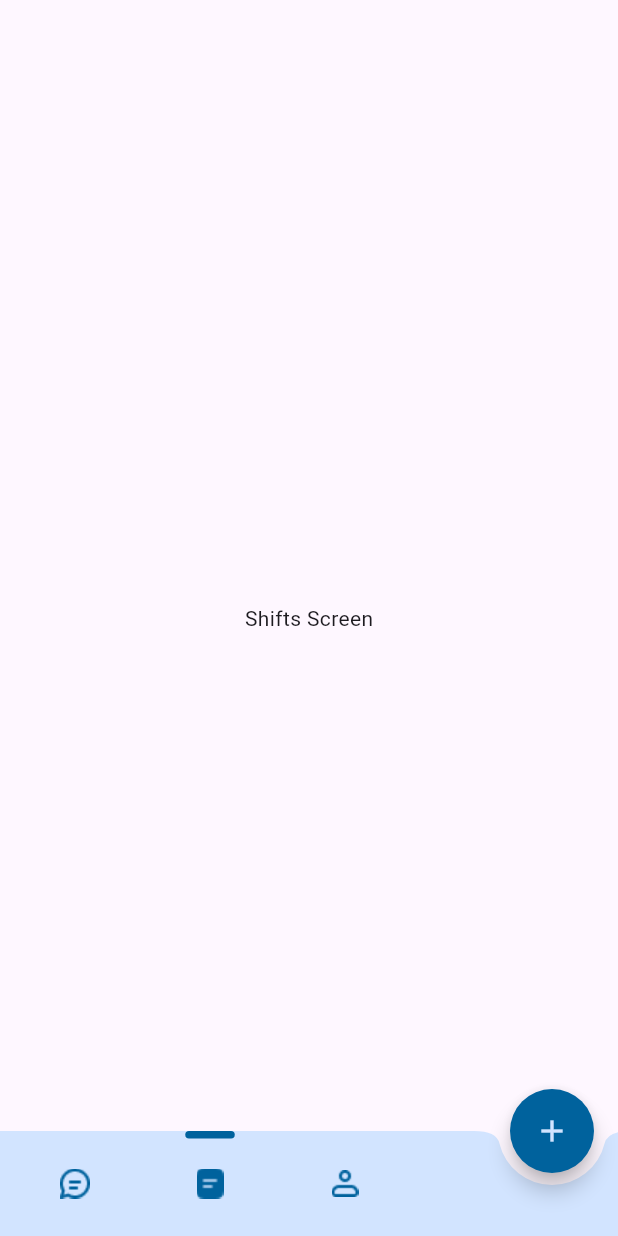
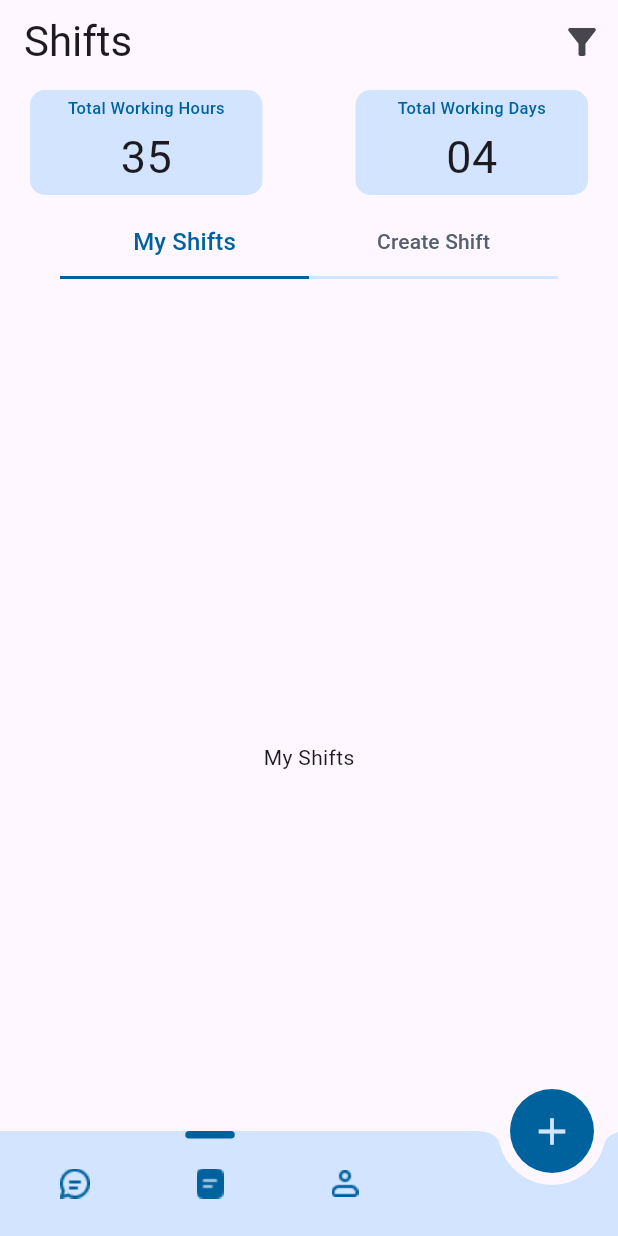
Before and after one commit to HAMZA-CH420/Shifts-Management, a Flutter app: the screen it shows after launch, item 2 of the bottom bar chosen, on a phone screen of 412 x 824 dp. Run offline on Flutter 3.47's test engine with Material 3 defaults, Android fonts, the phone set to English and light mode, and no system bars; our stand-ins replace firebase_core, flutter_svg, font_awesome_flutter, iconsax, page_transition, smooth_page_indicator; missing offline and left inert: flexify; accounts and stored records are empty.

Commit message:
fifth Commit

```diff
--- a/lib/features/Bottom NavBar/Bottom_navBar.dart
+++ b/lib/features/Bottom NavBar/Bottom_navBar.dart
@@ -67,10 +67,13 @@ class _BottomNavbarState extends State<BottomNavbar>
         children: _screens,
         index: _currentIndex,
       ),
+      floatingActionButtonLocation: FloatingActionButtonLocation.endDocked,
       floatingActionButton: FloatingActionButton(
+        elevation: 0,
         backgroundColor: Palate.primaryColor,
         onPressed: () {},
         child: Icon(
+          size: 30,
           Icons.add,
           color: Palate.navBarColor,
         ),
--- a/lib/features/ShiftScreen/Shifts_Screen.dart
+++ b/lib/features/ShiftScreen/Shifts_Screen.dart
@@ -1,12 +1,74 @@
 import 'package:flutter/material.dart';
+import 'package:shifts_management/UiHelpers/theme/Color_Palate.dart';
+import 'package:shifts_management/features/ShiftScreen/widgets/Worked_Time.dart';
 
 class ShiftsScreen extends StatelessWidget {
   const ShiftsScreen({super.key});
 
   @override
   Widget build(BuildContext context) {
-    return Scaffold(
-      body: Center(child: Text("Shifts Screen")),
+    return DefaultTabController(
+      initialIndex: 0,
+      length: 2,
+      child: Scaffold(
+        appBar: AppBar(
+          actions: [
+            Tooltip(
+              message: "Filter by",
+              child: IconButton(
+                  onPressed: () {},
+                  icon: const Icon(
+                    Icons.filter_alt,
+                    size: 28,
+                  )),
+            )
+          ],
+          title: const Text(
+            "Shifts",
+            style: TextStyle(
+              fontSize: 28,
+              fontWeight: FontWeight.w400,
+            ),
+          ),
+          bottom: const PreferredSize(
+            preferredSize: Size.fromHeight(130),
+            child: Column(
+              children: [
+                WorkedTime(),
+                const SizedBox(
+                  height: 8,
+                ),
+                TabBar(
+                    padding: EdgeInsets.symmetric(horizontal: 40),
+                    labelColor: Palate.primaryColor,
+                    unselectedLabelColor: Palate.TextFieldTextColor,
+                    overlayColor: WidgetStateColor.transparent,
+                    indicatorSize: TabBarIndicatorSize.tab,
+                    dividerHeight: 2,
+                    unselectedLabelStyle: TextStyle(color: Color(0XFF526070)),
+                    labelStyle:
+                        TextStyle(fontSize: 16, fontWeight: FontWeight.w500),
+                    indicatorColor: Palate.primaryColor,
+                    dividerColor: Color(0XFFD2E4FF),
+                    tabs: [
+                      Tab(text: "My Shifts"),
+                      Tab(text: "Create Shift"),
+                    ]),
+              ],
+            ),
+          ),
+        ),
+        body: TabBarView(
+          children: [
+            Container(
+              child: Center(child: Text("My Shifts")),
+            ),
+            Container(
+              child: Center(child: Text("Create Shift")),
+            ),
+          ],
+        ),
+      ),
     );
   }
 }
--- /dev/null
+++ b/lib/features/ShiftScreen/widgets/Worked_Time.dart
@@ -0,0 +1,60 @@
+import 'package:flutter/material.dart';
+import 'package:shifts_management/UiHelpers/theme/Color_Palate.dart';
+
+class WorkedTime extends StatelessWidget {
+  const WorkedTime({super.key});
+
+  @override
+  Widget build(BuildContext context) {
+    return Padding(
+      padding: EdgeInsets.symmetric(horizontal: 20),
+      child: Row(
+        mainAxisAlignment: MainAxisAlignment.spaceBetween,
+        children: [
+          Container(
+            height: 70,
+            width: 155,
+            decoration: BoxDecoration(
+                color: Palate.navBarColor,
+                borderRadius: BorderRadius.circular(10)),
+            child: const Column(
+              mainAxisAlignment: MainAxisAlignment.spaceEvenly,
+              children: [
+                Text("Total Working Hours",
+                    style: TextStyle(
+                        fontWeight: FontWeight.w500,
+                        fontSize: 11,
+                        color: Palate.primaryColor)),
+                Text(
+                  "35",
+                  style: TextStyle(fontSize: 30),
+                )
+              ],
+            ),
+          ),
+          Container(
+            height: 70,
+            width: 155,
+            decoration: BoxDecoration(
+                color: Palate.navBarColor,
+                borderRadius: BorderRadius.circular(10)),
+            child: const Column(
+              mainAxisAlignment: MainAxisAlignment.spaceEvenly,
+              children: [
+                Text("Total Working Days",
+                    style: TextStyle(
+                        fontWeight: FontWeight.w500,
+                        fontSize: 11,
+                        color: Palate.primaryColor)),
+                Text(
+                  "04",
+                  style: TextStyle(fontSize: 30),
+                )
+              ],
+            ),
+          ),
+        ],
+      ),
+    );
+  }
+}
```
